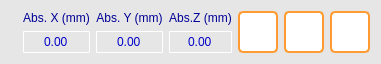
Qt form GUI_files/fit_point_item.ui (goegilein/Controller) before a commit.
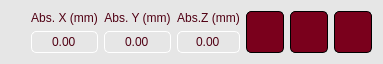
The same form after that commit. Icons and pictures are not drawn.

```diff
--- a/GUI_files/fit_point_item.ui
+++ b/GUI_files/fit_point_item.ui
@@ -6,7 +6,7 @@
    <rect>
     <x>0</x>
     <y>0</y>
-    <width>381</width>
+    <width>383</width>
     <height>59</height>
    </rect>
   </property>
@@ -16,13 +16,21 @@
   <property name="styleSheet">
    <string notr="true">QWidget{
 background-color: rgb(230,230,230);
+}
 
+QGroupBox{
+color:  rgb(80, 0, 19);  /* Text color */
+font-weight: bold;  /* Bold text */
+}
+
+QLabel{
+color:  rgb(80, 0, 19);;  /* Text color */
 }
 
 QPushButton {
-	background-color: rgb(255,255,255);  /* Background color */
-    color: rgb(0, 0, 150);  /* Text color */
-    border: 2px solid rgb(255,155, 50);  /* Border color */
+	background-color: rgb(122,0,28);  /* Background color */
+	border: 1px solid rgb(0, 0, 0);
+    color: rgb(255, 255, 255);  /* Text color */
     border-radius: 5px;  /* Rounded edges */
 	padding: 2px;
 }
@@ -38,59 +46,51 @@
 	border: 3px solid rgb(205, 85, 0);
 }
 QPushButton:clicked {
-   background-color: rgb(200, 200, 210);  /* Background color when pressed */
-	border:  rgb(205, 85, 0);
+   background-color: rgb(80,0,19);  /* Background color when pressed */
+	border-color:  rgb(0,0, 0);
 }
 
 QPushButton:checked {
-    background-color: rgb(220,120, 15);
-	border: 3px solid rgb(205, 105, 0);
+    background-color: rgb(255,255,255);
+	color:  rgb(80, 0, 19);
+	border: 2px solid rgb(122, 0, 28);
 	font-weight: bold;  /* Bold text */
 }
 
 QPushButton:disabled {
-    background-color: rgb(220,220, 220);
-	border: 3px solid rgb(205, 105, 0);
-	font-weight: bold;  /* Bold text */
+    background-color: rgb(180,180, 180);
+	border: 1px solid rgb(0, 0,0);
 }
 
 QDoubleSpinBox:enabled{
 background-color: rgb(255,255,255);
-color: rgb(0, 0, 150);  /* Text color */
-border: 1px solid rgb(255,255,255);  /* Border color */
-border-radius: 1px;  /* Rounded edges */
+color:  rgb(80, 0, 19);  /* Text color */
+border: 1px solid  rgb(122, 0, 28);  /* Border color */
+border-radius: 5px;  /* Rounded edges */
 padding : 2px;
 }
 QDoubleSpinBox:disabled{
-color: rgb(0, 0, 200);  /* Text color */
+color: rgb(80, 0, 19);  /* Text color */
 border: 1px solid rgb(255,255,255);  /* Border color */
-border-radius: 1px;  /* Rounded edges */
+border-radius: 5px;  /* Rounded edges */
 padding : 2px;
 }
 
 QSpinBox:enabled{
 background-color: rgb(255,255,255);
-color: rgb(0, 0, 150);  /* Text color */
-border: 1px solid rgb(255,255,255);  /* Border color */
-border-radius: 1px;  /* Rounded edges */
+color:  rgb(80, 0, 19);  /* Text color */
+border: 1px solid  rgb(122, 0, 28);  /* Border color */
+border-radius: 5px;  /* Rounded edges */
 padding : 2px;
+
 }
 QSpinBox:disabled{
-color: rgb(0, 0, 200);  /* Text color */
+color: rgb(80, 0, 19);  /* Text color */
 border: 1px solid rgb(255,255,255);  /* Border color */
-border-radius: 1px;  /* Rounded edges */
+border-radius: 5px;  /* Rounded edges */
 padding : 2px;
 }
 
-QGroupBox{
-color: rgb(0, 0, 150);  /* Text color */
-font-weight: bold;  /* Bold text */
-}
-
-QLabel{
-color: rgb(0, 0, 150);  /* Text color */
-}
-
 QPlainTextEdit{
 background-color: rgb(255,255,255);
 border-radius: 5px;  /* Rounded edges */
@@ -98,31 +98,31 @@
 
 QLineEdit:endabled{
 background-color: rgb(255,255,255);
-color: rgb(0, 0, 150);  /* Text color */
-border: 3px solid rgb(255,155,50);  /* Border color */
+color:  rgb(80, 0, 19);  /* Text color */
+border: 1px solid rgb(0,0,0);  /* Border color */
 border-radius: 5px;  /* Rounded edges */
 padding : 2px;
 }
 
 QLineEdit:disabled{
 background-color: rgb(230,230,230);
-color: rgb(0, 0, 150);  /* Text color */
-border: 1px solid rgb(255,255,255);  /* Border color */
+color:  rgb(80, 0, 19);  /* Text color */
+border: 1px solid rgb(0,0,0);  /* Border color */
 border-radius: 5px;  /* Rounded edges */
 padding : 2px;
 }
 
 QComboBox{
 background-color: rgb(255,255,255);
-color: rgb(0, 0, 150);  /* Text color */
-border: 3px solid rgb(255,155,50);  /* Border color */
+color:  rgb(80, 0, 19);  /* Text color */
+border: 1px solid rgb(0,0,0);  /* Border color */
 border-radius: 5px;  /* Rounded edges */
 padding : 2px;
 }
 
 QTabBar::tab {
-    color: rgb(0, 0, 150); 
-    border: 2px solid rgb(255,155,50);
+    color:  rgb(80, 0, 19); 
+    border: 1px solid rgb(122,0,28);
     padding: 5px;
     border-top-left-radius: 5px;
     border-top-right-radius: 5px;
@@ -130,16 +130,17 @@
 }
 
 QTabBar::tab:selected {
-    color:rgb(0, 0, 150); 
+    color:  rgb(80, 0, 19); 
     background-color: rgb(255, 255, 255); ;
     font-weight: bold;
-	border: 3px solid rgb(235, 135, 30);
+	border: 2px solid rgb(122, 0, 28);
 }
 
 QTabBar::tab:hover {
-    color: rgb(0, 0, 200); /* Slightly lighter orange */
-	background-color: rgb(245, 245, 255); ;
-}</string>
+    color:  rgb(122, 0, 28); /* Slightly lighter orange */
+	background-color: rgb(245, 245, 245); ;
+}
+</string>
   </property>
   <layout class="QGridLayout" name="gridLayout">
    <item row="0" column="5" rowspan="2">
@@ -301,7 +302,7 @@
    <item row="0" column="0" rowspan="2">
     <widget class="QLabel" name="point_name_label">
      <property name="text">
-      <string> </string>
+      <string/>
      </property>
     </widget>
    </item>
```
Left out of the diff: 13 changed lines with no effect on the pictures.
